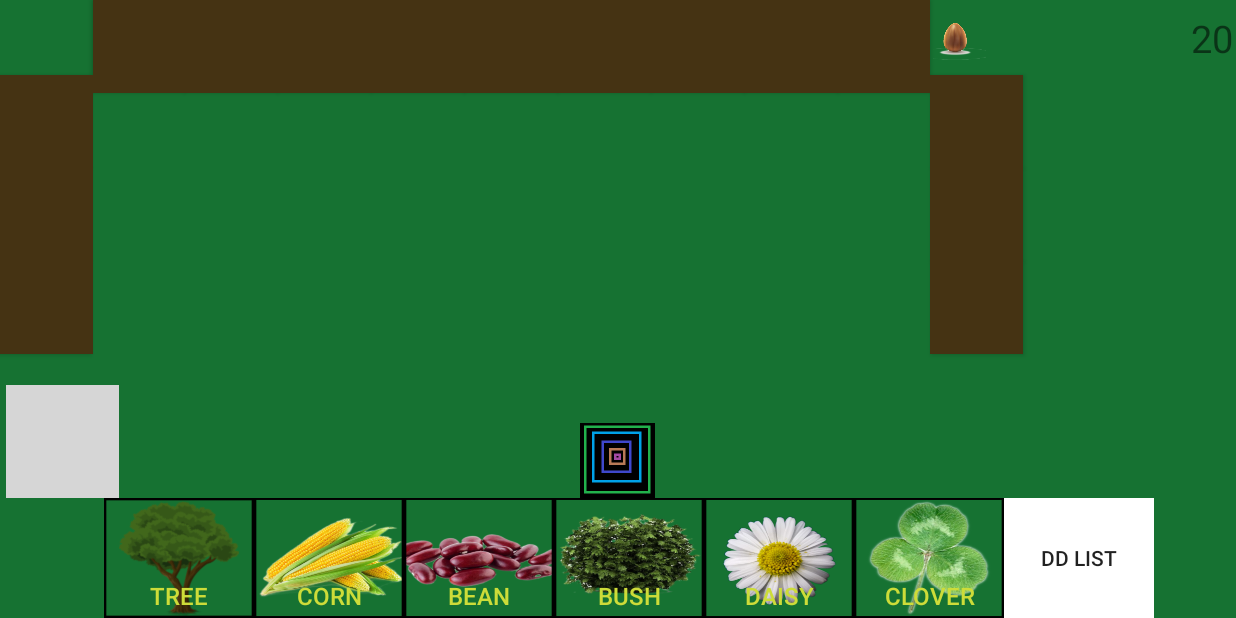
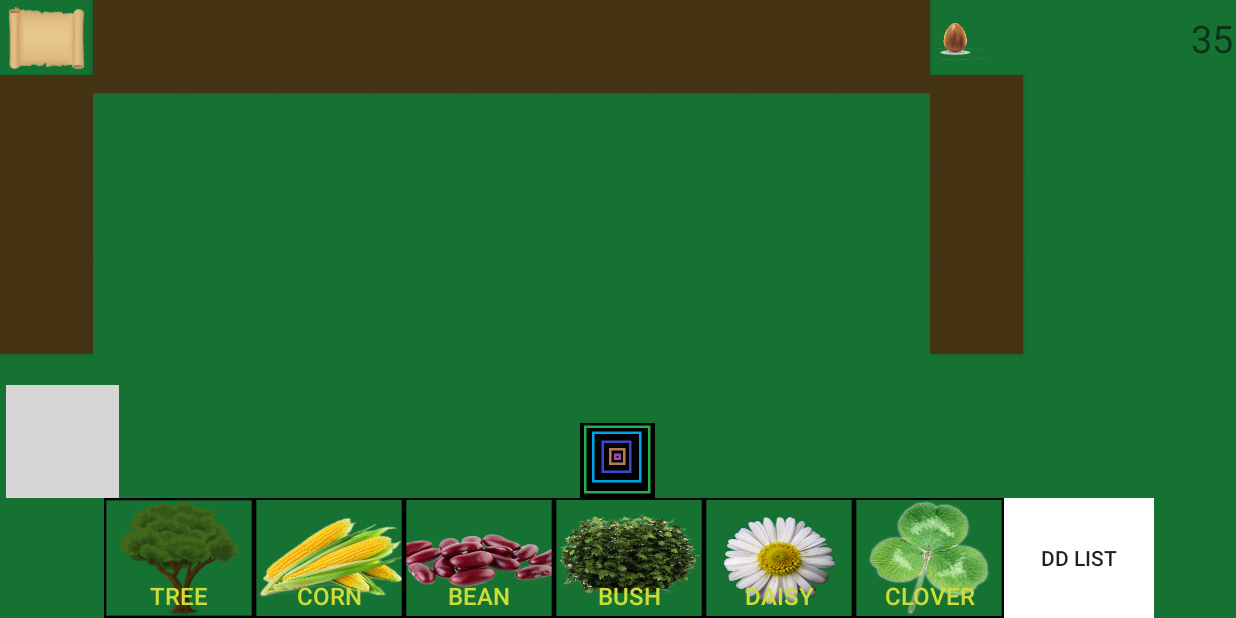
Before and after one commit to michsak/The-Little-Gardener, an Android app: the PlayGameActivity screen opened directly, with no data from a screen before it, after a tap on an icon or button, on a phone screen of 824 x 412 dp (held sideways). Run offline under Robolectric (Android 15) with nearby library versions, the phone set to English and light mode, and no system bars; libraries missing offline, so code that uses them is left out: com.zerokol.views; plain views replace JoystickView; Roboto replaces fonts that are not available here; 4 statements that could not run were skipped; grey boxes are pictures that could not be loaded.

Commit message:
showing quest on the screen

```diff
--- a/app/src/main/java/com/project/TheLittleGardener/CurrentPlantAndNumberOfSeeds.java
+++ b/app/src/main/java/com/project/TheLittleGardener/CurrentPlantAndNumberOfSeeds.java
@@ -1,11 +1,9 @@
 package com.project.TheLittleGardener;
-
-import java.util.ArrayList;
 
 public class CurrentPlantAndNumberOfSeeds
 {
     private static int currentPlant = 0;
-    private static int numberOfSeeds = 20;
+    private static int numberOfSeeds = 35;
 
     public static void setCurrentPlant(int value)
     {
--- a/app/src/main/java/com/project/TheLittleGardener/GrowingTimeContainer.java
+++ b/app/src/main/java/com/project/TheLittleGardener/GrowingUpParams.java
@@ -3,7 +3,7 @@ package com.project.TheLittleGardener;
 import android.widget.Button;
 
 /**contains time variables of growing plants and essential for plant-growing methods*/
-public interface GrowingTimeContainer
+public interface GrowingUpParams
 {
     int timeOfGrowingSeedling = 10000;
     int wholeGrowingTime = 10;
--- a/app/src/main/java/com/project/TheLittleGardener/Joystick.java
+++ b/app/src/main/java/com/project/TheLittleGardener/Joystick.java
@@ -138,8 +138,6 @@ public class Joystick implements MarginsOfScreen
         }
     }
 
-    //TODO
-    //the system has to be changed and improved
     public float getXPosition()
     {
         return xPosition + 850f; // adding due to change of layout
@@ -147,6 +145,6 @@ public class Joystick implements MarginsOfScreen
 
     public float getYPosition()
     {
-        return yPosition + 600f; // adding due to change of layout
+        return yPosition*0.9f + 600f; // adding due to change of layout
     }
 }
--- a/app/src/main/java/com/project/TheLittleGardener/PlayGameActivity.java
+++ b/app/src/main/java/com/project/TheLittleGardener/PlayGameActivity.java
@@ -1,25 +1,23 @@
 package com.project.TheLittleGardener;
 
 import androidx.appcompat.app.AppCompatActivity;
-
 import android.animation.Animator;
 import android.animation.AnimatorListenerAdapter;
 import android.animation.ValueAnimator;
 import android.graphics.Point;
 import android.media.MediaPlayer;
 import android.os.Bundle;
+import android.os.CountDownTimer;
 import android.util.DisplayMetrics;
 import android.util.Log;
 import android.view.View;
 import android.widget.Button;
 import android.widget.TextView;
 import android.widget.Toast;
-
 import java.util.HashSet;
 
-
 //TODO
-//showing description of current quest
+//BETTER QUESTS, BETTER REWARDS, BETTER COST OF PLANTS
 //watering animation with watering system
 //help description with changing languages
 
@@ -32,11 +30,11 @@ public class PlayGameActivity extends AppCompatActivity
     private ViewsHolder viewsHolder;
     private Joystick mainJoystick;
     private static TextView scoreTextView;
+    private static TextView plantQuestTextView;
     private int[] dropDownListImages;
     private String[] dropDownListText;
     private HashSet<Integer> alreadyClickedPlantingButtons;
-    private String questText;
-    private float distanceFromButton = 240f;
+    private float distanceFromButton = 230f;
 
     @Override
     protected void onCreate(Bundle savedInstanceState)
@@ -62,6 +60,7 @@ public class PlayGameActivity extends AppCompatActivity
         setScoreText();
         crateJoystick(height, width);
         initializeDropDownListParams();
+        showQuestMessage("");
     }
 
     private void initializePlantsParams()
@@ -82,6 +81,7 @@ public class PlayGameActivity extends AppCompatActivity
         viewsHolder = new ViewsHolder(findViewById(R.id.playerView), findViewById(R.id.constraintLayout),
                 findViewById(R.id.joystickView), findViewById(R.id.plantInfoTextView), findViewById(R.id.listView));
         scoreTextView = findViewById(R.id.scoreText);
+        plantQuestTextView = findViewById(R.id.plantQuestTextView);
     }
 
     public static void setScoreText()
@@ -131,8 +131,9 @@ public class PlayGameActivity extends AppCompatActivity
             }
             alreadyClickedPlantingButtons.add(buttonIndex);
         }
+
         /*
-        Log.i("player x pos", Float.toString(mainJoystick.getXPositon()));
+        Log.i("player x pos", Float.toString(mainJoystick.getXPosition()));
         Log.i("player y pos", Float.toString(mainJoystick.getYPosition()));
         Log.i("player button x pos", Float.toString(button.getX()));
         Log.i("player button y pos", Float.toString(button.getY()));*/
@@ -145,16 +146,6 @@ public class PlayGameActivity extends AppCompatActivity
         double difference = xSquareDifference + ySquareDifference;
         float distance = (float) Math.sqrt(difference);
         return distance;
-    }
-
-    public void setQuestText(String text)
-    {
-        questText = text;
-    }
-
-    public void displayQuestText()
-    {
-        Toast.makeText(getApplicationContext(), questText, Toast.LENGTH_LONG);
     }
 
     public void onBottomButtonWithPlantsClick(View view)
@@ -224,6 +215,32 @@ public class PlayGameActivity extends AppCompatActivity
             }
         });
         animator.start();
+    }
+
+    public void showQuestDescription(View view)
+    {
+        String questDescription = QuestDataManager.getQuestDescription();
+        Toast.makeText(getApplicationContext(), questDescription, Toast.LENGTH_LONG).show();
+    }
+
+    public static void showQuestMessage(String beforeQuestDescriptionText)
+    {
+        plantQuestTextView.setVisibility(View.VISIBLE);
+        String wholeText = beforeQuestDescriptionText + QuestDataManager.getQuestDescription();
+        plantQuestTextView.setText(wholeText);
+        CountDownTimer countDownTimer = new CountDownTimer(10000, 1000) {
+            @Override
+            public void onTick(long l)
+            {
+            }
+
+            @Override
+            public void onFinish()
+            {
+                plantQuestTextView.setText("");
+                plantQuestTextView.setVisibility(View.INVISIBLE);
+            }
+        }.start();
     }
 
     /*buttons where plants are placed functions*/
--- a/app/src/main/java/com/project/TheLittleGardener/ViewsHolder.java
+++ b/app/src/main/java/com/project/TheLittleGardener/ViewsHolder.java
@@ -7,7 +7,7 @@ import android.widget.ListView;
 import android.widget.TextView;
 import com.zerokol.views.joystickView.JoystickView;
 
-/**holds necessar views*/
+/**holds necessary views*/
 public class ViewsHolder
 {
     public ImageView player;
--- a/app/src/main/res/layout/activity_play_game.xml
+++ b/app/src/main/res/layout/activity_play_game.xml
@@ -39,6 +39,15 @@
         android:textAlignment="center"
         android:textColor="@color/yellow" />
 
+    <TextView
+        android:id="@+id/plantQuestTextView"
+        android:layout_width="230dp"
+        android:layout_height="90dp"
+        android:layout_centerInParent="true"
+        android:text=""
+        android:textAlignment="center"
+        android:textSize="17dp" />
+
     <ListView
         android:id="@+id/listView"
         android:layout_width="match_parent"
@@ -66,6 +75,16 @@
             app:layout_constraintEnd_toEndOf="parent"
             app:layout_constraintStart_toStartOf="parent"
             app:layout_constraintTop_toTopOf="parent">
+
+            <Button
+                android:id="@+id/questButton"
+                android:layout_width="60dp"
+                android:layout_height="48dp"
+                android:layout_marginEnd="1dp"
+                android:background="@drawable/parchment"
+                android:onClick="showQuestDescription"
+                app:layout_constraintBottom_toTopOf="@+id/button3"
+                app:layout_constraintEnd_toStartOf="@+id/button4" />
 
             <Button
                 android:id="@+id/seedsImageContainer"
```
Also changed, not shown: app/src/main/java/com/project/TheLittleGardener/HelpActivity.java (+17 -1 lines), app/src/main/java/com/project/TheLittleGardener/PlantManager.java (+42 -26 lines), app/src/main/java/com/project/TheLittleGardener/QuestCompletionChecker.java (added, +36 -0 lines), app/src/main/java/com/project/TheLittleGardener/QuestDataManager.java (+15 -29 lines), app/src/main/java/com/project/TheLittleGardener/QuestGeneralDescription.java (added, +34 -0 lines), app/src/main/java/com/project/TheLittleGardener/QuestSystem.java (deleted, +0 -40 lines), app/src/main/java/com/project/TheLittleGardener/QuestsDescription.java (deleted, +0 -10 lines), app/src/main/res/layout/activity_help.xml (+22 -7 lines), app/src/main/res/drawable/parchment.png (added).
